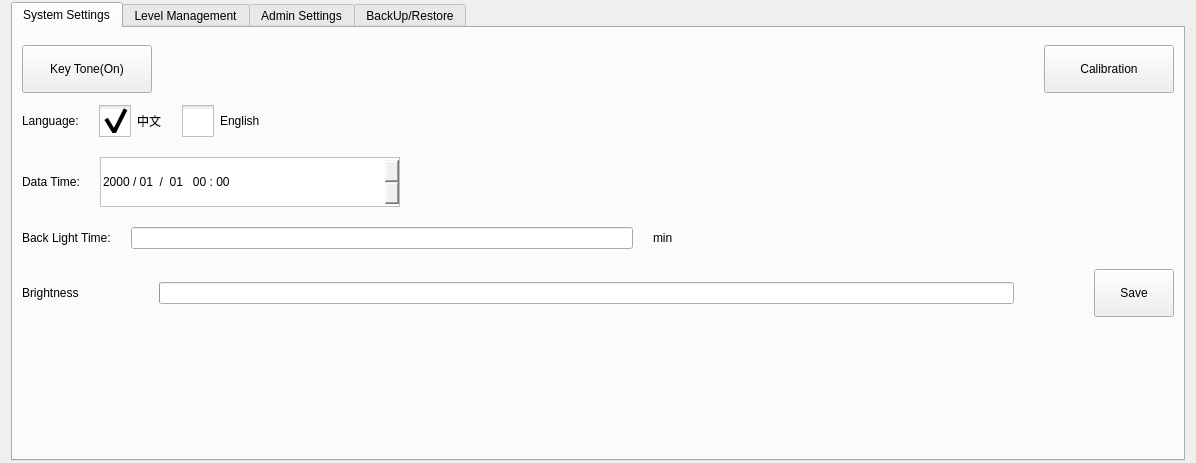
Above: hcsettings/ichcsystemsettingsframe.ui from GaussCheng/2-5AxisPunch before the change. Below: the same form after it.
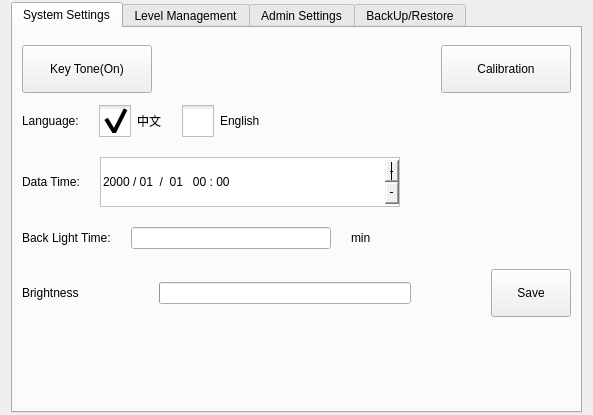
That is the form after the change. Icons and pictures are not drawn. Custom widgets are drawn as their Qt base class.

Diff of the .ui file:
```diff
--- a/hcsettings/ichcsystemsettingsframe.ui
+++ b/hcsettings/ichcsystemsettingsframe.ui
@@ -6,8 +6,8 @@
    <rect>
     <x>0</x>
     <y>0</y>
-    <width>1196</width>
-    <height>463</height>
+    <width>593</width>
+    <height>415</height>
    </rect>
   </property>
   <property name="windowTitle">
@@ -280,6 +280,9 @@
 	image: url(:/resource/minus(64).png);
 }</string>
            </property>
+           <property name="buttonSymbols">
+            <enum>QAbstractSpinBox::PlusMinus</enum>
+           </property>
            <property name="accelerated">
             <bool>true</bool>
            </property>
@@ -380,8 +383,11 @@
              <height>16</height>
             </size>
            </property>
+           <property name="minimum">
+            <number>0</number>
+           </property>
            <property name="maximum">
-            <number>9</number>
+            <number>8</number>
            </property>
            <property name="value">
             <number>0</number>
```
Left out of the diff: 2 changed lines with no effect on the pictures.
